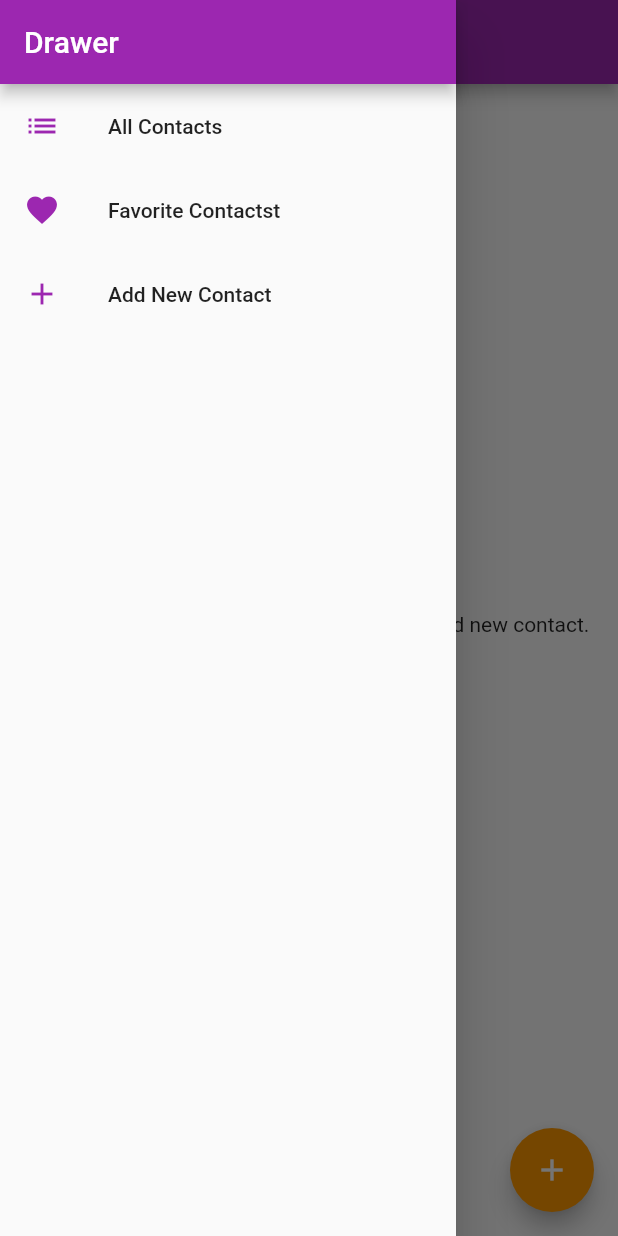
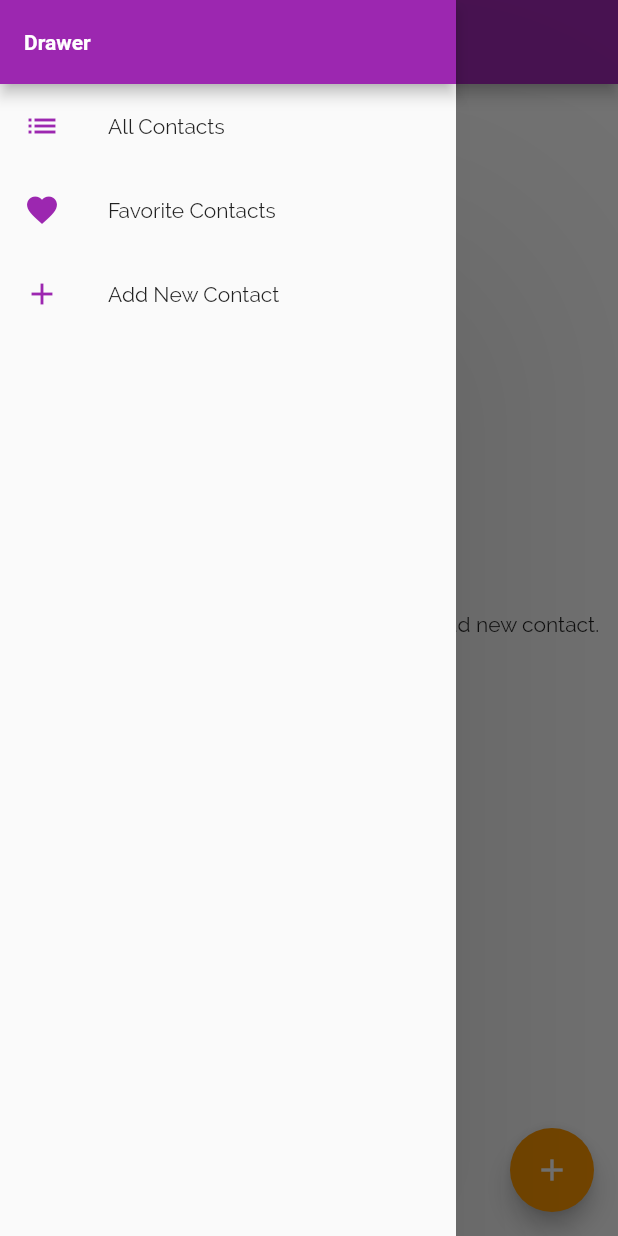
Before and after one commit to salman6242776/contacts_app_bloc, a Flutter app: the screen it shows after launch, with the side drawer open, on a phone screen of 412 x 824 dp. Run offline on Flutter 3.47's test engine with Material 2 defaults, Android fonts, the phone set to English and light mode, and no system bars; our stand-ins replace bloc, equatable, flutter_bloc, image_picker, sqflite; accounts and stored records are empty.

Commit message:
fonts added

```diff
--- a/lib/application/app_drawer.dart
+++ b/lib/application/app_drawer.dart
@@ -26,7 +26,7 @@ class AppDrawer extends Drawer {
         _getListTileSlab(
             context: context,
             iconData: Icons.favorite,
-            title: "Favorite Contactst",
+            title: "Favorite Contacts",
             onTapClickListener: () {
               Navigator.of(context).pop();
               Navigator.of(context).pushNamed(FavoriteScreen.routeName);
--- a/lib/main.dart
+++ b/lib/main.dart
@@ -6,9 +6,6 @@ import 'package:flutter_bloc/flutter_bloc.dart';
 
 import './application/screens/contact_list/screen/contact_list_screen.dart';
 import 'application/screens/add_or_edit_contact/screen/crud_contact_screen.dart';
-// import './application/contact_list/link_screen_and_block.dart';
-import 'package:contact_app_bloc_architecture/common/database_configuration.dart';
-import 'package:contact_app_bloc_architecture/helpers/db_helper.dart';
 
 void main() {
   runApp(const MyApp());
@@ -37,9 +34,22 @@ class MyApp extends StatelessWidget {
     return MaterialApp(
       title: 'Flutter Demo',
       theme: ThemeData(
-        colorScheme:
-            ColorScheme.fromSwatch(primarySwatch: Colors.purple).copyWith(
-          secondary: Colors.orange,
+        fontFamily: "Raleway",
+        colorScheme: ColorScheme.fromSwatch(primarySwatch: Colors.purple)
+            .copyWith(secondary: Colors.orange),
+        appBarTheme: const AppBarTheme(
+          titleTextStyle: TextStyle(
+            fontWeight: FontWeight.w700,
+          ),
+        ),
+        drawerTheme: const DrawerThemeData(elevation: 100),
+        textTheme: const TextTheme(
+          // title medium for list item tile.
+          titleMedium: TextStyle(
+            fontSize: 16,
+            color: Colors.black,
+            fontWeight: FontWeight.bold,
+          ),
         ),
       ),
       home: MultiBlocProvider(
```
Also changed, not shown: pubspec.yaml (+8 -6 lines), assets/fonts/Raleway-Black.ttf (added), assets/fonts/Raleway-Bold.ttf (added), assets/fonts/Raleway-Regular.ttf (added).
